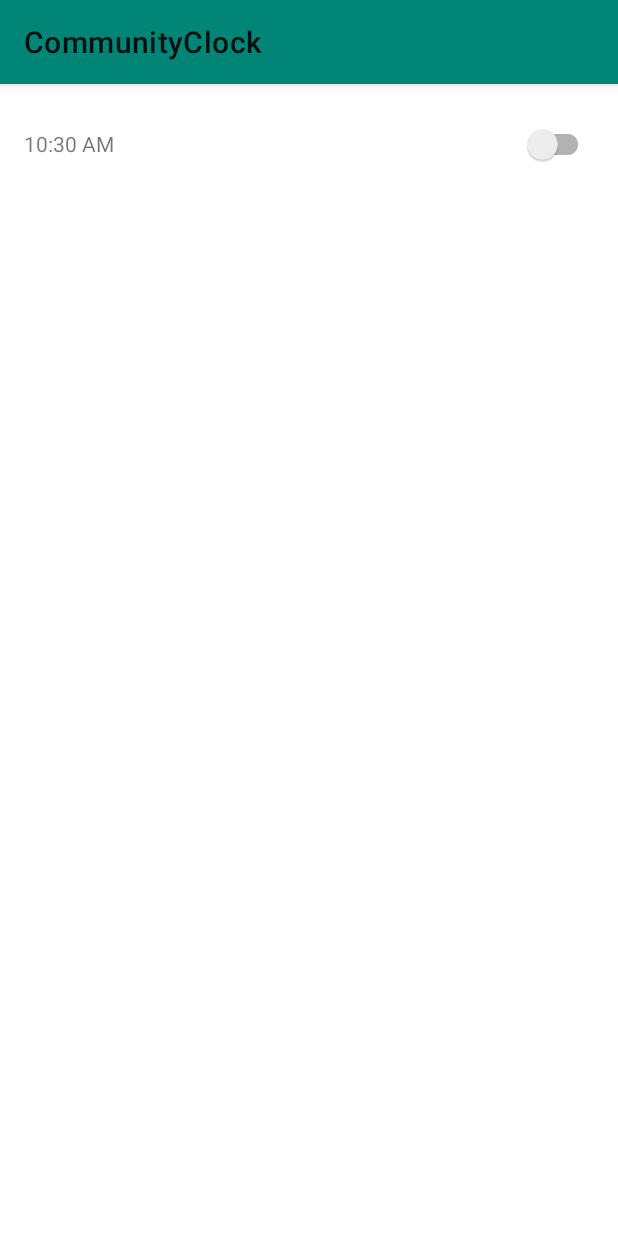
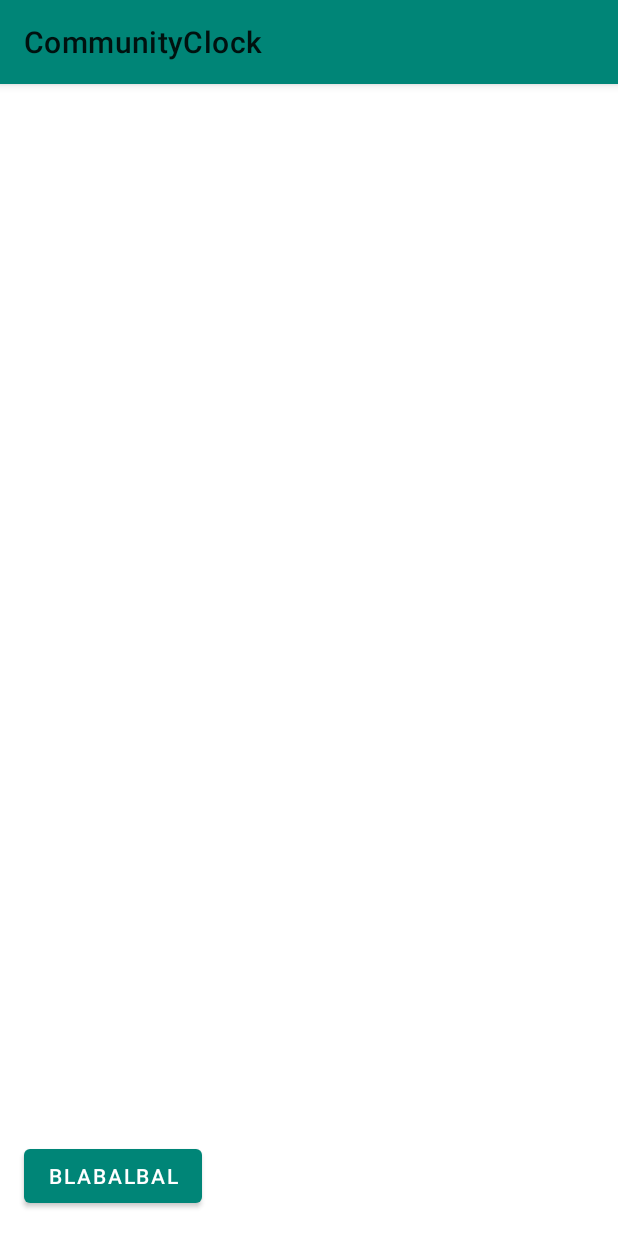
Before and after one commit to Lamtim/CommunityClock, an Android app: the screen it shows after launch (MainActivity), on a phone screen of 412 x 824 dp. Run offline under Robolectric (Android 15) with nearby library versions, the light colour scheme and no system bars; our stand-ins replace Dagger/Hilt's generated code, Firebase (no records; nobody signed in at launch, a user with empty details on screens opened directly), Room's generated code; libraries missing offline, so code that uses them is left out: org.jetbrains.anko.

Commit message:
Component]Room] Integration terminée

```diff
--- a/app/build.gradle
+++ b/app/build.gradle
@@ -73,6 +73,8 @@ dependencies {
     // RxJava
     implementation "io.reactivex.rxjava2:rxjava:2.2.3"
 
+    //Anko
+    implementation 'org.jetbrains.anko:anko-common:0.10.8'
     //Room
     implementation "android.arch.persistence.room:runtime:$project.room_version"
     kapt "android.arch.persistence.room:compiler:$project.room_version"
--- a/app/src/main/java/com/example/tim/communityclock/data/local/AlarmRepositoryImpl.kt
+++ b/app/src/main/java/com/example/tim/communityclock/data/local/AlarmRepositoryImpl.kt
@@ -2,12 +2,19 @@ package com.example.tim.communityclock.data.local
 
 import android.arch.lifecycle.LiveData
 import android.arch.lifecycle.MutableLiveData
+import android.util.Log
 import com.example.tim.communityclock.data.model.db.Alarm
 import com.example.tim.communityclock.data.model.db.AlarmDao
 import com.example.tim.communityclock.domain.alarm.repository.AlarmRepository
+import org.jetbrains.anko.doAsync
 import javax.inject.Inject
 
 class AlarmRepositoryImpl @Inject constructor(private val alarmDao: AlarmDao) : AlarmRepository {
+    override fun deleteAll() {
+        doAsync { alarmDao.deleteAll() }
+
+    }
+
     override fun insertAlarm(alarm: Alarm) {
         alarmDao.insertAlarm(alarm)
     }
--- a/app/src/main/java/com/example/tim/communityclock/data/model/db/Alarm.kt
+++ b/app/src/main/java/com/example/tim/communityclock/data/model/db/Alarm.kt
@@ -11,7 +11,7 @@ class Alarm(
 ) {
 
     @PrimaryKey(autoGenerate = true)
-    var id: Long = -1
+    var id: Long = 0
 
     fun formatTime(): String? {
         return DateFormat.getTimeInstance(DateFormat.SHORT).format(time)
--- a/app/src/main/java/com/example/tim/communityclock/data/model/db/AlarmDao.kt
+++ b/app/src/main/java/com/example/tim/communityclock/data/model/db/AlarmDao.kt
@@ -18,4 +18,7 @@ interface AlarmDao {
 
     @Delete
     fun deleteAlarm(alarm: Alarm)
+
+    @Query("DELETE FROM alarm")
+    fun deleteAll()
 }
--- a/app/src/main/java/com/example/tim/communityclock/domain/alarm/repository/AlarmRepository.kt
+++ b/app/src/main/java/com/example/tim/communityclock/domain/alarm/repository/AlarmRepository.kt
@@ -8,4 +8,6 @@ interface AlarmRepository {
     fun getAlarms(): LiveData<List<Alarm>>
 
     fun insertAlarm(alarm: Alarm)
+
+    fun deleteAll()
 }
--- a/app/src/main/java/com/example/tim/communityclock/ui/main/AlarmAdapter.java
+++ b/app/src/main/java/com/example/tim/communityclock/ui/main/AlarmAdapter.java
@@ -38,7 +38,10 @@ public class AlarmAdapter extends RecyclerView.Adapter<AlarmAdapter.AlarmViewHol
 
     @Override
     public int getItemCount() {
-        return mAlarms.size();
+        if (mAlarms != null)
+            return mAlarms.size();
+        else
+            return 0;
     }
 
     public void setData(List<Alarm> newAlarms) {
--- a/app/src/main/java/com/example/tim/communityclock/ui/main/MainActivity.java
+++ b/app/src/main/java/com/example/tim/communityclock/ui/main/MainActivity.java
@@ -5,6 +5,8 @@ import android.support.v7.app.AppCompatActivity;
 import android.os.Bundle;
 import android.support.v7.widget.LinearLayoutManager;
 import android.support.v7.widget.RecyclerView;
+import android.util.Log;
+import android.view.View;
 
 import com.example.tim.communityclock.R;
 import com.example.tim.communityclock.ViewModelProviderFactory;
@@ -34,6 +36,7 @@ public class MainActivity extends AppCompatActivity {
         setContentView(R.layout.activity_main);
 
         mMainViewModel = ViewModelProviders.of(this, mViewModelProviderFactory).get(MainViewModel.class);
+        // mMainViewModel.deleteAll();
         getAlarms();
         bindViews();
         initRecyclerView();
@@ -41,12 +44,17 @@ public class MainActivity extends AppCompatActivity {
     }
 
     private void getAlarms() {
-        mMainViewModel.getAlarms().observe(this, alarms ->
-                mAlarmAdapter.setData(alarms));
+        mMainViewModel.getAlarms().observe(this, alarms -> {
+            mAlarmAdapter.setData(alarms);
+            mAlarmAdapter.notifyDataSetChanged();
+        });
     }
 
     private void bindViews() {
         mAlarmRV = findViewById(R.id.rv_alarm);
+        findViewById(R.id.button_test).setOnClickListener(v -> {
+            mMainViewModel.addAlarm();
+        });
     }
 
     private void initRecyclerView() {
--- a/app/src/main/java/com/example/tim/communityclock/ui/main/MainViewModel.kt
+++ b/app/src/main/java/com/example/tim/communityclock/ui/main/MainViewModel.kt
@@ -3,9 +3,11 @@ package com.example.tim.communityclock.ui.main
 import android.arch.lifecycle.LiveData
 import android.arch.lifecycle.MutableLiveData
 import android.arch.lifecycle.ViewModel
+import android.util.Log
 import com.example.tim.communityclock.data.local.AlarmRepositoryImpl
 
 import com.example.tim.communityclock.data.model.db.Alarm
+import org.jetbrains.anko.doAsync
 
 import java.util.ArrayList
 import java.util.Date
@@ -15,28 +17,17 @@ import javax.inject.Inject
 
 class MainViewModel @Inject constructor(val alarmRepositoryImpl: AlarmRepositoryImpl) : ViewModel() {
 
-    private var mAlarmsList: LiveData<List<Alarm>>? = null
-    private var executorService: ExecutorService? = null
-
     val alarms: LiveData<List<Alarm>>?
         get() {
-            if (mAlarmsList == null) {
-                createAlarmList()
-            }
-            return mAlarmsList
+            return alarmRepositoryImpl.getAlarms()
         }
 
-    private fun createAlarmList() {
-        executorService = Executors.newSingleThreadExecutor()
-        executorService!!.execute { alarmRepositoryImpl.insertAlarm(Alarm(Date().time, "Bonne journée"))}
-        executorService = Executors.newSingleThreadExecutor()
-        executorService!!.execute { alarmRepositoryImpl.insertAlarm(Alarm(Date().time, "Bonne journée"))}
-        executorService = Executors.newSingleThreadExecutor()
-        executorService!!.execute { alarmRepositoryImpl.insertAlarm(Alarm(Date().time, "Bonne journée"))}
-        getAlarmList()
+    fun deleteAll(){
+        alarmRepositoryImpl.deleteAll()
     }
 
-    private fun getAlarmList(){
-        mAlarmsList = alarmRepositoryImpl.getAlarms()
+    fun addAlarm(){
+        doAsync { alarmRepositoryImpl.insertAlarm(Alarm(Date().time, "Bonne journée")) }
     }
+
 }
--- a/app/src/main/res/layout/activity_main.xml
+++ b/app/src/main/res/layout/activity_main.xml
@@ -1,5 +1,5 @@
 <?xml version="1.0" encoding="utf-8"?>
-<LinearLayout xmlns:android="http://schemas.android.com/apk/res/android"
+<RelativeLayout xmlns:android="http://schemas.android.com/apk/res/android"
     xmlns:tools="http://schemas.android.com/tools"
     android:layout_width="match_parent"
     android:layout_height="match_parent"
@@ -10,4 +10,13 @@
         android:layout_width="match_parent"
         android:layout_height="match_parent" />
 
-</LinearLayout>
+    <Button
+        android:id="@+id/button_test"
+        android:layout_width="wrap_content"
+        android:layout_height="wrap_content"
+        android:text="blabalbal"
+        android:layout_margin="16dp"
+        android:layout_alignParentBottom="true"
+        android:layout_gravity="center_horizontal"/>
+
+</RelativeLayout>
```
